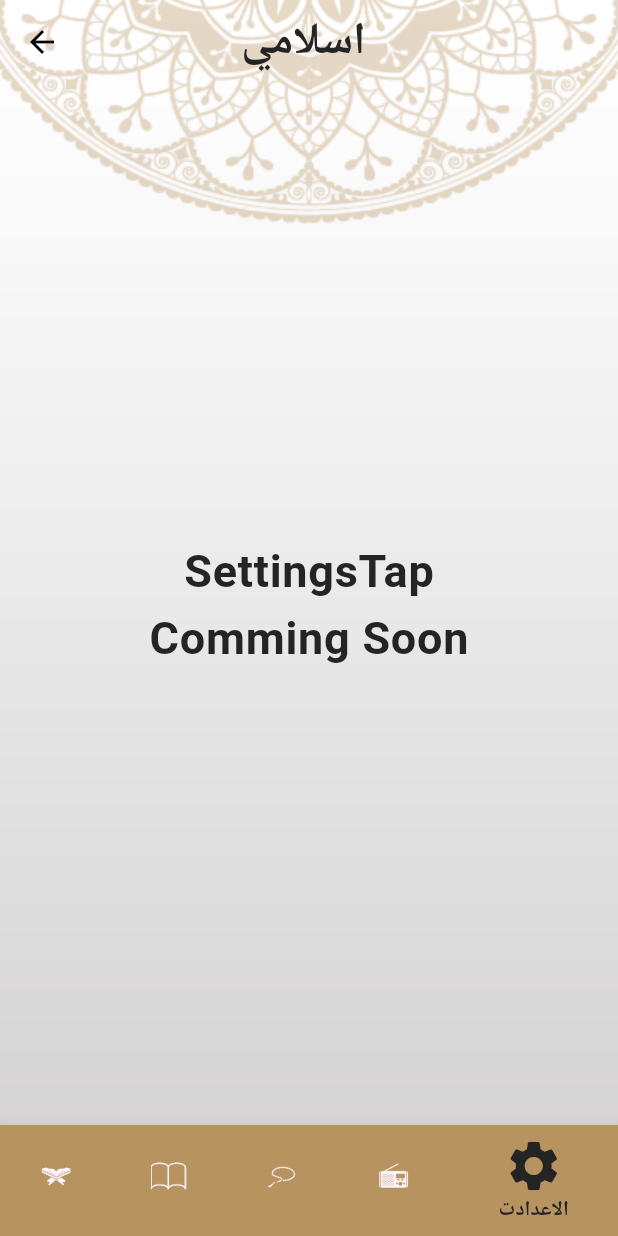
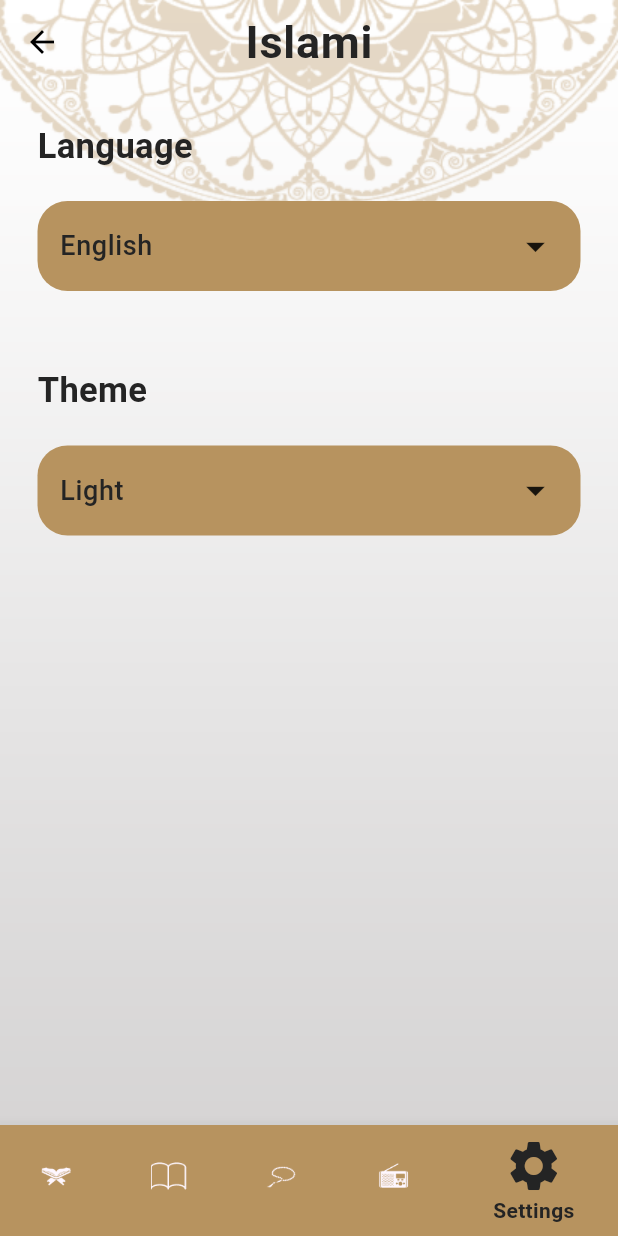
Before and after one commit to youssefElaraby/islami_App, a Flutter app: the screen it shows after launch, item 5 of the bottom bar chosen, on a phone screen of 412 x 824 dp. Run offline on Flutter 3.47's test engine with Material 3 defaults, Android fonts, the light colour scheme and no system bars; generated files the repository leaves out were written again.

Commit message:
add more Language arabic or English

```diff
--- a/lib/colors_App.dart
+++ b/lib/colors_App.dart
@@ -4,5 +4,6 @@ class AppColors {
   static const Color blackColor = Color(0xff242424);
   static const Color primaryLightColor = Color(0xffB7935F);
   static const Color whiteColor = Color(0xffD9D7D7);
-  static const Color primaryDarkColor = Color(0xff5D526E);
+  static const Color yellowColor = Color(0xffFACC1D);
+  static const Color primaryDarkColor = Color(0xff141A2E);
 }
--- a/lib/home/home_screen.dart
+++ b/lib/home/home_screen.dart
@@ -3,6 +3,7 @@ import 'package:islami/hadeth/hadeth_tap.dart';
 import 'package:islami/quran/quran_tap.dart';
 import 'package:islami/sepha/sepha_tap.dart';
 import 'package:islami/settings/settings_tap.dart';
+import 'package:flutter_gen/gen_l10n/app_localizations.dart';
 
 import '../radio/radio_tap.dart';
 
@@ -35,7 +36,7 @@ class _HomeScreenState extends State<HomeScreen> {
           appBar: AppBar(
             elevation: 0,
             title: Text(
-              'اسلامي ',
+              AppLocalizations.of(context)!.app_title,
               //دي علشان لما اجي اخد Themeمن فايل تاني
               //علشان الاستيل بدل ما افضل اكررر
               style: Theme.of(context).textTheme.bodyLarge,
@@ -60,22 +61,25 @@ class _HomeScreenState extends State<HomeScreen> {
                 setState(() {});
               },
 
-              items: const [
+              items: [
                 BottomNavigationBarItem(
                     icon: ImageIcon(AssetImage('assets/images/quran.png')),
-                    label: 'القرأن'),
+                  label: AppLocalizations.of(context)!.quran,
+                ),
                 BottomNavigationBarItem(
                     icon: ImageIcon(AssetImage(
                         'assets/images/quran-quran-svgrepo-com.png')),
-                    label: 'الحديث'),
+                  label: AppLocalizations.of(context)!.hadeth,
+                ),
                 BottomNavigationBarItem(
                     icon: ImageIcon(AssetImage('assets/images/sebha_blue.png')),
-                    label: 'السبحه'),
+                    label: AppLocalizations.of(context)!.sepha),
                 BottomNavigationBarItem(
                     icon: ImageIcon(AssetImage('assets/images/radio.png')),
-                    label: 'الراديو'),
+                    label: AppLocalizations.of(context)!.radio),
                 BottomNavigationBarItem(
-                    icon: Icon(Icons.settings), label: 'الاعدادت'),
+                    icon: Icon(Icons.settings),
+                    label: AppLocalizations.of(context)!.settings),
               ],
             ),
           ),
--- /dev/null
+++ b/lib/l10n/app_en.arb
@@ -0,0 +1,17 @@
+{
+  "app_title": "Islami",
+  "sura_Name": "Sura Name",
+  "numberOfVerses": "NumberOfVerses",
+  "quran": "Quran",
+  "hadeth": "Hadeth",
+  "sepha": "Sepha",
+  "radio": "Radio",
+  "hadeth_name": "Hadeth Name",
+  "settings": "Settings",
+  "language": "Language",
+  "english": "English",
+  "arabic": "Arabic",
+  "theme": "Theme",
+  "light": "Light",
+  "dark": "Dark"
+}
--- a/lib/main.dart
+++ b/lib/main.dart
@@ -1,18 +1,26 @@
 import 'package:flutter/material.dart';
+import 'package:flutter_gen/gen_l10n/app_localizations.dart';
 import 'package:islami/hadeth/hadeth_details_view.dart';
 import 'package:islami/home/home_screen.dart';
 import 'package:islami/modules/splash_view.dart';
+import 'package:islami/providers/app_config_provider.dart';
 import 'package:islami/quran/quran_details_view.dart';
+import 'package:provider/provider.dart';
 
 import 'my_theme_data.dart';
 
 void main() {
-  runApp(MyApp());
+  runApp(
+    ChangeNotifierProvider(
+        create: (context) => AppConfigProvider(), child: MyApp()),
+  );
 }
 
 class MyApp extends StatelessWidget {
   @override
   Widget build(BuildContext context) {
+    var provider = Provider.of<AppConfigProvider>(context);
+
     return MaterialApp(
       debugShowCheckedModeBanner: false,
       initialRoute: '/',
@@ -22,10 +30,12 @@ class MyApp extends StatelessWidget {
         QuranDetailsView.routeName: (context) => const QuranDetailsView(),
         HadethDetailsView.routeName: (context) => const HadethDetailsView(),
       },
-      //هنا ثبتانا الباك جراوند للاسكافولد
-      //وباك جراوتند بتاع الاب بار و الايلفيشن
-      //للتطبيق كلو مره واحده
       theme: MyThemeData.lightMode,
+      darkTheme: MyThemeData.darkMode,
+      themeMode: provider.appTheme,
+      localizationsDelegates: AppLocalizations.localizationsDelegates,
+      supportedLocales: AppLocalizations.supportedLocales,
+      locale: Locale(provider.applanguage),
     );
   }
 }
--- a/lib/my_theme_data.dart
+++ b/lib/my_theme_data.dart
@@ -9,10 +9,12 @@ class MyThemeData {
     scaffoldBackgroundColor: Colors.transparent,
     appBarTheme: const AppBarTheme(
       iconTheme: IconThemeData(color: Colors.black),
+      //دي بتخلي الاب بار شفاف بس بيكون فيه حتته غمقان
       backgroundColor: Colors.transparent,
-      //دي بتخلي الاب بار شفاف بس بيكون فيه حتته غمقان
+
+      //دي بتشيل حته الغمقان الفي الاب بار
       elevation: 0,
-      //دي بتشيل حته الغمقان الفي الاب بار
+
       centerTitle: true,
       titleTextStyle: TextStyle(
         color: Colors.black,
@@ -31,7 +33,11 @@ class MyThemeData {
         fontSize: 23,
         fontWeight: FontWeight.w700,
       ),
-      bodySmall: TextStyle(),
+      bodySmall: TextStyle(
+        color: AppColors.blackColor,
+        fontSize: 18,
+        fontWeight: FontWeight.w500,
+      ),
     ),
     bottomNavigationBarTheme: BottomNavigationBarThemeData(
       backgroundColor: AppColors.primaryLightColor,
@@ -51,6 +57,7 @@ class MyThemeData {
     primaryColor: AppColors.primaryDarkColor,
     scaffoldBackgroundColor: Colors.transparent,
     appBarTheme: const AppBarTheme(
+      iconTheme: IconThemeData(color: AppColors.whiteColor),
       backgroundColor: Colors.transparent,
       centerTitle: true,
       titleTextStyle: TextStyle(
@@ -60,18 +67,28 @@ class MyThemeData {
       ),
       elevation: 0,
     ),
-    textTheme: const TextTheme(
+    textTheme: TextTheme(
       bodyLarge: TextStyle(
         color: AppColors.blackColor,
-        fontSize: 30,
+        fontSize: 10,
         fontWeight: FontWeight.bold,
       ),
-      bodyMedium: TextStyle(),
-      displaySmall: TextStyle(),
+      bodyMedium: TextStyle(
+        color: AppColors.blackColor,
+        fontSize: 23,
+        fontWeight: FontWeight.w700,
+      ),
+      bodySmall: TextStyle(
+        color: AppColors.blackColor,
+        fontSize: 18,
+        fontWeight: FontWeight.w500,
+      ),
     ),
     bottomNavigationBarTheme: BottomNavigationBarThemeData(
       backgroundColor: AppColors.primaryDarkColor,
-      showUnselectedLabels: true,
+      selectedItemColor: AppColors.yellowColor,
+
+      // showUnselectedLabels: true,
       selectedIconTheme: IconThemeData(
         size: 40,
       ),
--- a/lib/settings/settings_tap.dart
+++ b/lib/settings/settings_tap.dart
@@ -1,18 +1,109 @@
 import 'package:flutter/material.dart';
+import 'package:flutter_gen/gen_l10n/app_localizations.dart';
+import 'package:islami/colors_App.dart';
+import 'package:islami/providers/app_config_provider.dart';
+import 'package:islami/settings/language_bottom_sheet.dart';
+import 'package:islami/settings/theme_bottom_sheet.dart';
+import 'package:provider/provider.dart';
 
-class SettingsTap extends StatelessWidget {
+class SettingsTap extends StatefulWidget {
+  @override
+  State<SettingsTap> createState() => _SettingsTapState();
+}
+
+class _SettingsTapState extends State<SettingsTap> {
   @override
   Widget build(BuildContext context) {
+    var provider = Provider.of<AppConfigProvider>(context);
     return Container(
-      child: Center(
+      child: Padding(
+        padding: const EdgeInsets.all(25.0),
         child: Column(
-          mainAxisAlignment: MainAxisAlignment.center,
+          crossAxisAlignment: CrossAxisAlignment.stretch,
+          // mainAxisAlignment: MainAxisAlignment.center,
           children: [
-            Text('SettingsTap', style: Theme.of(context).textTheme.bodyLarge),
-            Text('Comming Soon', style: Theme.of(context).textTheme.bodyLarge),
+            Text(AppLocalizations.of(context)!.language,
+                style: Theme.of(context).textTheme.bodyMedium),
+            SizedBox(
+              height: 20,
+            ),
+            InkWell(
+              onTap: () {
+                showLanguageBottomSheet();
+              },
+              child: Container(
+                decoration: BoxDecoration(
+                  color: AppColors.primaryLightColor,
+                  borderRadius: BorderRadius.circular(20),
+                ),
+                child: Padding(
+                  padding: const EdgeInsets.all(15.0),
+                  child: Row(
+                    mainAxisAlignment: MainAxisAlignment.spaceBetween,
+                    children: [
+                      Text(
+                          provider.applanguage == 'en'
+                              ? AppLocalizations.of(context)!.english
+                              : AppLocalizations.of(context)!.arabic,
+                          style: Theme.of(context).textTheme.bodySmall),
+                      Icon(Icons.arrow_drop_down, size: 30)
+                    ],
+                  ),
+                ),
+              ),
+            ),
+            SizedBox(
+              height: 50,
+            ),
+            Text(AppLocalizations.of(context)!.theme,
+                style: Theme.of(context).textTheme.bodyMedium),
+            SizedBox(
+              height: 20,
+            ),
+            InkWell(
+              onTap: () {
+                showLanguageBottomSheet();
+              },
+              child: Container(
+                decoration: BoxDecoration(
+                  color: AppColors.primaryLightColor,
+                  borderRadius: BorderRadius.circular(20),
+                ),
+                child: Padding(
+                  padding: const EdgeInsets.all(15.0),
+                  child: Row(
+                    mainAxisAlignment: MainAxisAlignment.spaceBetween,
+                    children: [
+                      Text(
+                          provider.applanguage == 'en'
+                              ? AppLocalizations.of(context)!.light
+                              : AppLocalizations.of(context)!.dark,
+                          style: Theme.of(context).textTheme.bodySmall),
+                      Icon(Icons.arrow_drop_down, size: 30)
+                    ],
+                  ),
+                ),
+              ),
+            ),
           ],
         ),
       ),
     );
   }
+
+  void showLanguageBottomSheet() {
+    //دي الرساله الهاتطلغلك من تححت
+    //احنا هانروح نحط الميسود دي في اون تاب لما نضعط علي الكونتينر
+    showModalBottomSheet(
+      context: context,
+      builder: (context) => LanguageBottomSheet(),
+    );
+  }
+
+  void showThemeBottomSheet() {
+    showModalBottomSheet(
+      context: context,
+      builder: (context) => ThemeBottomSheet(),
+    );
+  }
 }
--- a/pubspec.yaml
+++ b/pubspec.yaml
@@ -30,6 +30,10 @@ environment:
 dependencies:
   flutter:
     sdk: flutter
+  flutter_localizations:
+    sdk: flutter
+  intl: any
+  provider: ^6.1.2
 
 
   # The following adds the Cupertino Icons font to your application.
@@ -53,6 +57,7 @@ dev_dependencies:
 
 # The following section is specific to Flutter packages.
 flutter:
+  generate: true
 
   # The following line ensures that the Material Icons font is
   # included with your application, so that you can use the icons in
```
Also changed, not shown: lib/providers/app_config_provider.dart (added, +26 -0 lines), lib/settings/language_bottom_sheet.dart (added, +85 -0 lines), lib/settings/theme_bottom_sheet.dart (added, +79 -0 lines), pubspec.lock.
